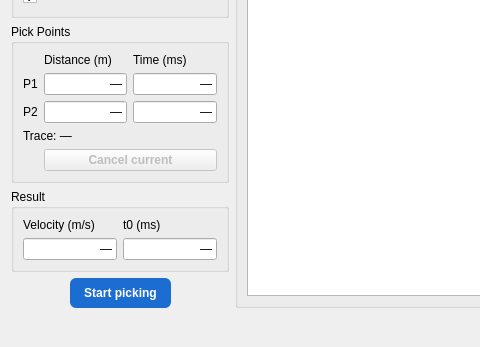
Before: the Qt Designer form SeiSeeMp/velocitydialog.ui in wangweiwei104/SeiSee, drawn with Qt 5; both pictures show x 0 to 480 and y 205 to 552 of the 660 by 552 pixel window.
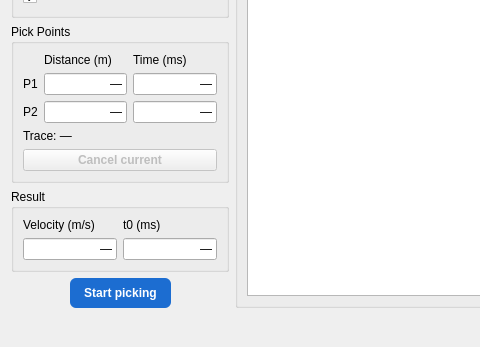
After: the same form once the commit is applied. Icons and pictures are not drawn. Custom widgets are drawn as their Qt base class.

Commit message: Cancel Current按钮居中

```diff
--- a/SeiSeeMp/velocitydialog.ui
+++ b/SeiSeeMp/velocitydialog.ui
@@ -307,7 +307,7 @@
             </property>
            </widget>
           </item>
-          <item row="4" column="1" colspan="2">
+          <item row="4" column="0" colspan="3">
            <widget class="QPushButton" name="velocityCancel">
             <property name="styleSheet">
              <string notr="true">QPushButton#velocityCancel:enabled {
```
Left out of the diff: 6 changed lines with no effect on the pictures.
